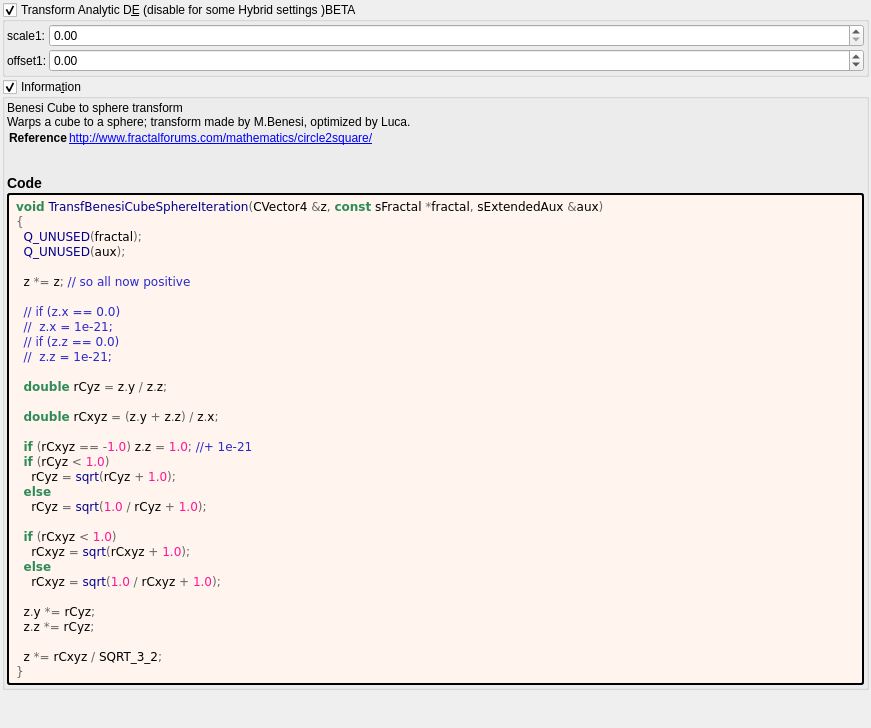
First picture: the form in mandelbulber2/formula/ui/transf_benesi_cube_sphere.ui, repository buddhi1980/mandelbulber2, before the edit.
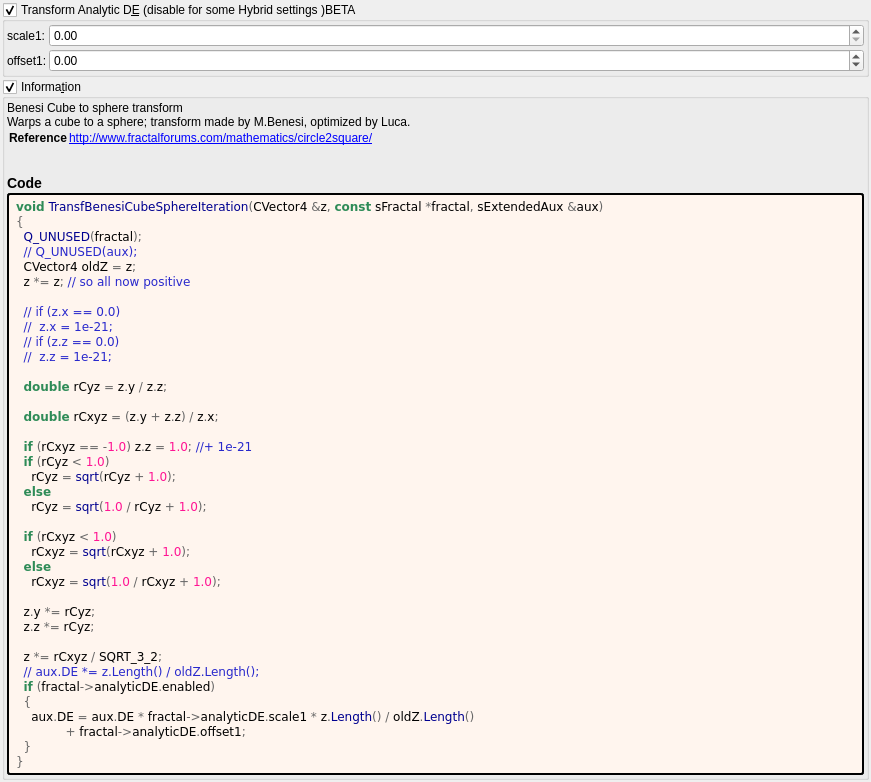
Second picture: the form after the edit. Custom widgets are drawn as their Qt base class.

```diff
--- a/mandelbulber2/formula/ui/transf_benesi_cube_sphere.ui
+++ b/mandelbulber2/formula/ui/transf_benesi_cube_sphere.ui
@@ -190,8 +190,8 @@
 &lt;pre style=&quot;color:#000000; background-color:#fff5ee;  font-family:'Courier New',monospace;&quot;&gt;&lt;span style=&quot;color:#2e8b57; font-weight:bold&quot;&gt;void&lt;/span&gt; &lt;span style=&quot;color:#00008f&quot;&gt;TransfBenesiCubeSphereIteration&lt;/span&gt;&lt;span style=&quot;color:#676767&quot;&gt;(&lt;/span&gt;CVector4 &lt;span style=&quot;color:#676767&quot;&gt;&amp;amp;&lt;/span&gt;z&lt;span style=&quot;color:#676767&quot;&gt;,&lt;/span&gt; &lt;span style=&quot;color:#2e8b57; font-weight:bold&quot;&gt;const&lt;/span&gt; sFractal &lt;span style=&quot;color:#676767&quot;&gt;*&lt;/span&gt;fractal&lt;span style=&quot;color:#676767&quot;&gt;,&lt;/span&gt; sExtendedAux &lt;span style=&quot;color:#676767&quot;&gt;&amp;amp;&lt;/span&gt;aux&lt;span style=&quot;color:#676767&quot;&gt;)&lt;/span&gt;
 &lt;span style=&quot;color:#676767&quot;&gt;{&lt;/span&gt;
   &lt;span style=&quot;color:#00008f&quot;&gt;Q_UNUSED&lt;/span&gt;&lt;span style=&quot;color:#676767&quot;&gt;(&lt;/span&gt;fractal&lt;span style=&quot;color:#676767&quot;&gt;);&lt;/span&gt;
-  &lt;span style=&quot;color:#00008f&quot;&gt;Q_UNUSED&lt;/span&gt;&lt;span style=&quot;color:#676767&quot;&gt;(&lt;/span&gt;aux&lt;span style=&quot;color:#676767&quot;&gt;);&lt;/span&gt;
-
+  &lt;span style=&quot;color:#2929cc&quot;&gt;// Q_UNUSED(aux);&lt;/span&gt;
+  CVector4 oldZ &lt;span style=&quot;color:#676767&quot;&gt;=&lt;/span&gt; z&lt;span style=&quot;color:#676767&quot;&gt;;&lt;/span&gt;
   z &lt;span style=&quot;color:#676767&quot;&gt;*=&lt;/span&gt; z&lt;span style=&quot;color:#676767&quot;&gt;;&lt;/span&gt; &lt;span style=&quot;color:#2929cc&quot;&gt;// so all now positive&lt;/span&gt;
 
   &lt;span style=&quot;color:#2929cc&quot;&gt;// if (z.x == 0.0)&lt;/span&gt;
@@ -218,6 +218,12 @@
   z&lt;span style=&quot;color:#676767&quot;&gt;.&lt;/span&gt;z &lt;span style=&quot;color:#676767&quot;&gt;*=&lt;/span&gt; rCyz&lt;span style=&quot;color:#676767&quot;&gt;;&lt;/span&gt;
 
   z &lt;span style=&quot;color:#676767&quot;&gt;*=&lt;/span&gt; rCxyz &lt;span style=&quot;color:#676767&quot;&gt;/&lt;/span&gt; SQRT_3_2&lt;span style=&quot;color:#676767&quot;&gt;;&lt;/span&gt;
+  &lt;span style=&quot;color:#2929cc&quot;&gt;// aux.DE *= z.Length() / oldZ.Length();&lt;/span&gt;
+  &lt;span style=&quot;color:#2e8b57; font-weight:bold&quot;&gt;if&lt;/span&gt; &lt;span style=&quot;color:#676767&quot;&gt;(&lt;/span&gt;fractal&lt;span style=&quot;color:#676767&quot;&gt;-&amp;gt;&lt;/span&gt;analyticDE&lt;span style=&quot;color:#676767&quot;&gt;.&lt;/span&gt;enabled&lt;span style=&quot;color:#676767&quot;&gt;)&lt;/span&gt;
+  &lt;span style=&quot;color:#676767&quot;&gt;{&lt;/span&gt;
+    aux&lt;span style=&quot;color:#676767&quot;&gt;.&lt;/span&gt;DE &lt;span style=&quot;color:#676767&quot;&gt;=&lt;/span&gt; aux&lt;span style=&quot;color:#676767&quot;&gt;.&lt;/span&gt;DE &lt;span style=&quot;color:#676767&quot;&gt;*&lt;/span&gt; fractal&lt;span style=&quot;color:#676767&quot;&gt;-&amp;gt;&lt;/span&gt;analyticDE&lt;span style=&quot;color:#676767&quot;&gt;.&lt;/span&gt;scale1 &lt;span style=&quot;color:#676767&quot;&gt;*&lt;/span&gt; z&lt;span style=&quot;color:#676767&quot;&gt;.&lt;/span&gt;&lt;span style=&quot;color:#00008f&quot;&gt;Length&lt;/span&gt;&lt;span style=&quot;color:#676767&quot;&gt;() /&lt;/span&gt; oldZ&lt;span style=&quot;color:#676767&quot;&gt;.&lt;/span&gt;&lt;span style=&quot;color:#00008f&quot;&gt;Length&lt;/span&gt;&lt;span style=&quot;color:#676767&quot;&gt;()&lt;/span&gt;
+             &lt;span style=&quot;color:#676767&quot;&gt;+&lt;/span&gt; fractal&lt;span style=&quot;color:#676767&quot;&gt;-&amp;gt;&lt;/span&gt;analyticDE&lt;span style=&quot;color:#676767&quot;&gt;.&lt;/span&gt;offset1&lt;span style=&quot;color:#676767&quot;&gt;;&lt;/span&gt;
+  &lt;span style=&quot;color:#676767&quot;&gt;}&lt;/span&gt;
 &lt;span style=&quot;color:#676767&quot;&gt;}&lt;/span&gt;
 &lt;/pre&gt;
 &lt;/body&gt;</string>
```
Left out of the diff: 2 changed lines with no effect on the pictures.
